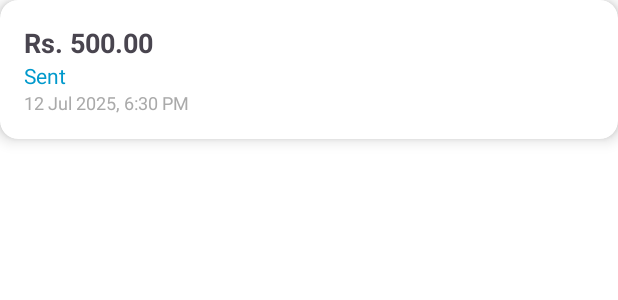
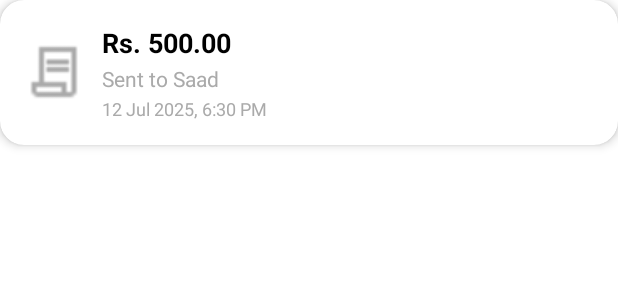
Before and after one commit to chsaad-dev/SaadPay, an Android app: the layout item_transaction.xml on its own in the app's theme, with its tools: preview values and no code run, on a phone screen of 412 x 824 dp. Shown: the top 300 px of the screen. Run offline under Robolectric (Android 15) with nearby library versions, the phone set to English and light mode, and no system bars.

Commit message:
Brand New Transaction Screen With Completely Updating the look of each transaction Showing User name , Amount, Date , Time

```diff
--- a/app/src/main/java/com/example/saadpay/domain/model/Transaction.kt
+++ b/app/src/main/java/com/example/saadpay/domain/model/Transaction.kt
@@ -4,6 +4,8 @@ data class Transaction(
     val id: String = "",
     val senderId: String = "",
     val receiverId: String = "",
+    val senderName: String = "",
+    val receiverName: String = "",
     val amount: Double = 0.0,
     val timestamp: Long = 0L,
     val type: String = ""
--- a/app/src/main/res/layout/item_transaction.xml
+++ b/app/src/main/res/layout/item_transaction.xml
@@ -5,15 +5,33 @@
     android:layout_width="match_parent"
     android:layout_height="wrap_content"
     android:layout_marginBottom="12dp"
-    card_view:cardCornerRadius="12dp"
-    card_view:cardElevation="6dp"
+    card_view:cardCornerRadius="16dp"
+    card_view:cardElevation="4dp"
     android:backgroundTint="@color/white">
 
     <LinearLayout
         android:layout_width="match_parent"
         android:layout_height="wrap_content"
-        android:orientation="vertical"
+        android:orientation="horizontal"
+        android:gravity="center_vertical"
         android:padding="16dp">
+
+
+        <ImageView
+            android:id="@+id/transactionIcon"
+            android:layout_width="40dp"
+            android:layout_height="40dp"
+            android:src="@drawable/ic_transaction"
+            android:tint="@android:color/darker_gray"
+            android:layout_marginEnd="12dp" />
+
+
+        <LinearLayout
+            android:layout_width="0dp"
+            android:layout_height="wrap_content"
+            android:layout_weight="1"
+            android:orientation="vertical">
+
 
             <TextView
                 android:id="@+id/amountTextView"
@@ -21,14 +39,19 @@
                 android:layout_height="wrap_content"
                 android:text="Rs. 500.00"
                 android:textStyle="bold"
-            android:textSize="18sp" />
+                android:textSize="18sp"
+                android:textColor="@android:color/black" />
 
             <TextView
                 android:id="@+id/typeTextView"
                 android:layout_width="wrap_content"
                 android:layout_height="wrap_content"
-            android:text="Sent"
-            android:textColor="@android:color/holo_blue_dark" />
+                android:text="Sent to Saad"
+                android:textSize="14sp"
+                android:textColor="@android:color/darker_gray"
+                android:layout_marginTop="2dp"
+                android:maxLines="1"
+                android:ellipsize="end" />
 
             <TextView
                 android:id="@+id/dateTextView"
@@ -36,7 +59,8 @@
                 android:layout_height="wrap_content"
                 android:text="12 Jul 2025, 6:30 PM"
                 android:textSize="12sp"
-            android:textColor="@android:color/darker_gray" />
+                android:textColor="@android:color/darker_gray"
+                android:layout_marginTop="2dp"/>
         </LinearLayout>
-
+    </LinearLayout>
 </androidx.cardview.widget.CardView>
```
Also changed, not shown: app/src/main/java/com/example/saadpay/data/repository/FirestoreRepository.kt (+25 -0 lines), app/src/main/java/com/example/saadpay/presentation/ui/main/transaction/TransactionAdapter.kt (+38 -3 lines), app/src/main/java/com/example/saadpay/presentation/ui/main/transaction/TransactionFragment.kt (+8 -1 lines), app/src/main/res/layout/fragment_transaction_history.xml (+10 -12 lines), app/src/main/res/layout/spinner_dropdown_item.xml (added, +9 -0 lines), app/src/main/res/layout/spinner_item.xml (added, +8 -0 lines), app/src/main/res/drawable/ic_received.png (added), app/src/main/res/drawable/ic_send.png (added). Lines whose indentation alone changed are shown as unchanged.
